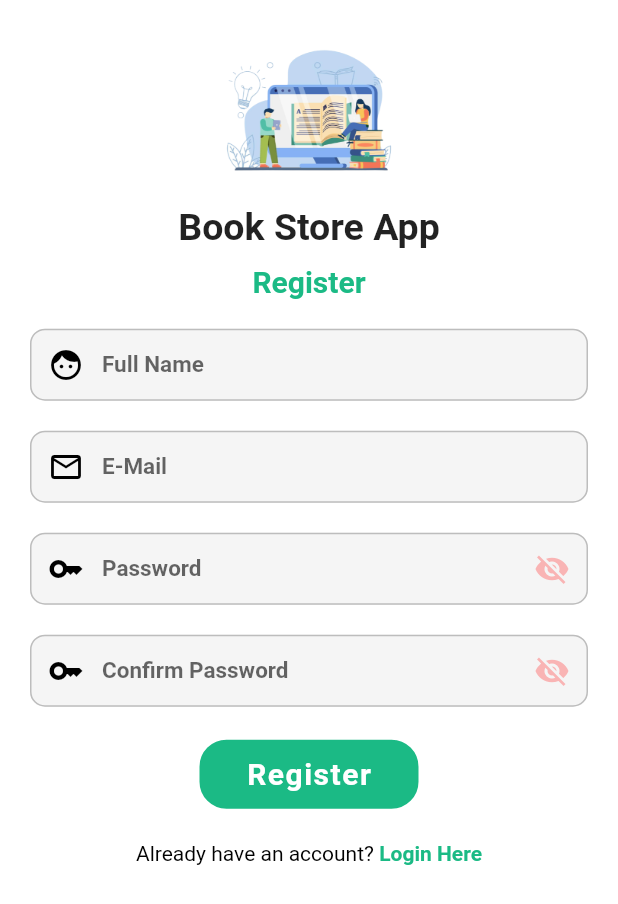
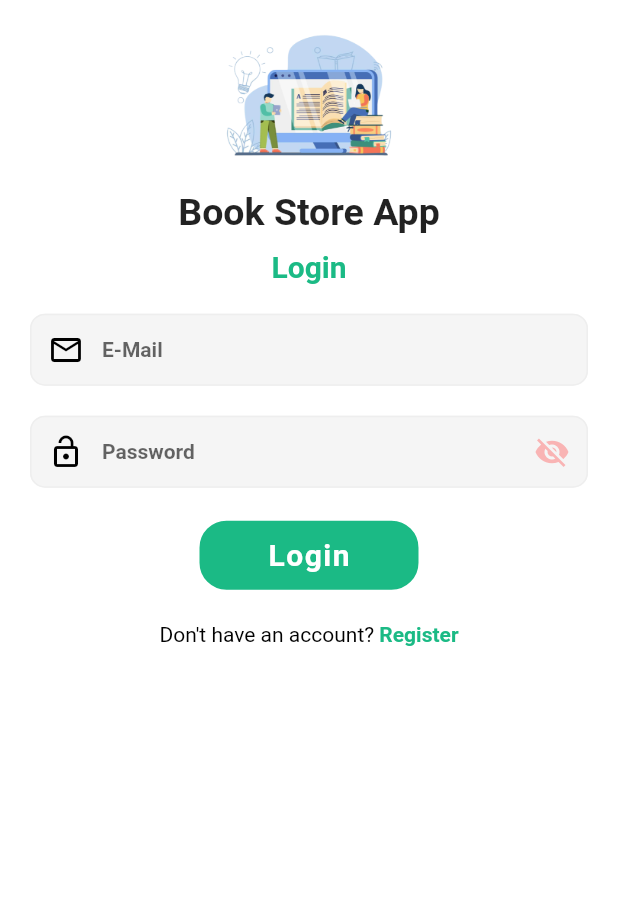
Before and after one commit to alutfi05/flutter_project_book_store, a Flutter app: the screen it shows after launch, on a phone screen of 412 x 824 dp. Shown: the top 904 px of the screen. Run offline on Flutter 3.47's test engine with Material 2 defaults, Android fonts, the light colour scheme and no system bars; drawn by our look-alikes of snippet_coder_utils; our stand-ins replace flutter_riverpod, freezed_annotation; missing offline and left inert: api_cache_manager.

Commit message:
consume user api and create login page

```diff
--- a/lib/config.dart
+++ b/lib/config.dart
@@ -5,6 +5,7 @@ class Config {
   static const String categoryAPI = "api/category";
   static const String bookAPI = "api/book";
   static const String registerAPI = "api/register";
+  static const String loginAPI = "api/login";
   static const int pageSize = 10;
   static const String currency = "Rp ";
 }
--- a/lib/main.dart
+++ b/lib/main.dart
@@ -1,10 +1,20 @@
 import 'package:flutter/material.dart';
 import 'package:flutter_project_book_store/pages/books_page.dart';
 import 'package:flutter_project_book_store/pages/home_page.dart';
+import 'package:flutter_project_book_store/pages/login_pages.dart';
 import 'package:flutter_project_book_store/pages/register_page.dart';
+import 'package:flutter_project_book_store/utils/shared_service.dart';
 import 'package:flutter_riverpod/flutter_riverpod.dart';
 
-void main() {
+Widget _defaultHome = const LoginPage();
+
+void main() async {
+  WidgetsFlutterBinding.ensureInitialized();
+  bool _result = await SharedService.isLoggedIn();
+
+  if (_result) {
+    _defaultHome = const HomePage();
+  }
   runApp(const ProviderScope(child: MyApp()));
 }
 
@@ -19,9 +29,12 @@ class MyApp extends StatelessWidget {
       theme: ThemeData(
         primarySwatch: Colors.blue,
       ),
-      home: const RegisterPage(),
+      // home: const RegisterPage(),
       routes: <String, WidgetBuilder>{
+        '/': (context) => _defaultHome,
         '/register': (BuildContext context) => const RegisterPage(),
+        '/login': (BuildContext context) => const LoginPage(),
+        '/home': (BuildContext context) => const HomePage(),
         '/books': (BuildContext context) => const BooksPage()
       },
     );
--- /dev/null
+++ b/lib/pages/login_pages.dart
@@ -0,0 +1,255 @@
+import 'package:flutter/gestures.dart';
+import 'package:flutter/src/widgets/container.dart';
+import 'package:flutter/src/widgets/framework.dart';
+
+import 'package:flutter/material.dart';
+import 'package:flutter_project_book_store/api/api_service.dart';
+import 'package:flutter_project_book_store/config.dart';
+import 'package:snippet_coder_utils/FormHelper.dart';
+import 'package:snippet_coder_utils/ProgressHUD.dart';
+
+class LoginPage extends StatefulWidget {
+  const LoginPage({super.key});
+
+  @override
+  State<LoginPage> createState() => _LoginPageState();
+}
+
+class _LoginPageState extends State<LoginPage> {
+  bool isAsyncCallProcess = false;
+  static final GlobalKey<FormState> globalKey = GlobalKey<FormState>();
+  String? email;
+  String? password;
+  bool hidePassword = true;
+  bool isRemember = false;
+
+  @override
+  Widget build(BuildContext context) {
+    return SafeArea(
+      child: Scaffold(
+        backgroundColor: Colors.white,
+        body: ProgressHUD(
+          child: Form(
+            key: globalKey,
+            child: _loginUI(),
+          ),
+          inAsyncCall: isAsyncCallProcess,
+          opacity: 0.3,
+          key: UniqueKey(),
+        ),
+      ),
+    );
+  }
+
+  Widget _loginUI() {
+    return SingleChildScrollView(
+      child: Column(
+        mainAxisAlignment: MainAxisAlignment.start,
+        crossAxisAlignment: CrossAxisAlignment.start,
+        children: [
+          const SizedBox(
+            height: 10,
+          ),
+          Center(
+            child: Image.asset(
+              "assets/images/digital-library-concept.png",
+              width: 150,
+              fit: BoxFit.contain,
+            ),
+          ),
+          const SizedBox(
+            height: 10,
+          ),
+          const Center(
+            child: Text(
+              "Book Store App",
+              style: TextStyle(
+                fontWeight: FontWeight.bold,
+                fontSize: 25,
+              ),
+            ),
+          ),
+          const SizedBox(
+            height: 10,
+          ),
+          const Center(
+            child: Text(
+              "Login",
+              style: TextStyle(
+                fontWeight: FontWeight.bold,
+                fontSize: 20,
+                color: Color(0xff1bba85),
+              ),
+            ),
+          ),
+          const SizedBox(
+            height: 20,
+          ),
+          FormHelper.inputFieldWidget(
+            context,
+            "email",
+            "E-Mail",
+            (onValidate) {
+              if (onValidate.isEmpty) {
+                return "* Required";
+              }
+
+              bool emailValid = RegExp(
+                      r"^[a-zA-Z0-9.a-zA-Z0-9.!#$%&'*+-/=?^_`{|}~]+@[a-zA-Z0-9]+\.[a-zA-Z]+")
+                  .hasMatch(onValidate);
+
+              if (!emailValid) {
+                return "Invalid E-mail";
+              }
+
+              return null;
+            },
+            (onSaved) {
+              email = onSaved.toString().trim();
+            },
+            showPrefixIcon: true,
+            prefixIcon: const Icon(Icons.email_outlined),
+            borderRadius: 10,
+            contentPadding: 15,
+            fontSize: 14,
+            prefixIconPaddingLeft: 10,
+            borderColor: Colors.grey.shade200,
+            prefixIconColor: Colors.black,
+            hintFontSize: 14,
+            hintColor: Colors.black.withOpacity(.6),
+            backgroundColor: Colors.grey.shade100,
+            borderFocusColor: const Color(0xff1bba85),
+          ),
+          const SizedBox(
+            height: 20,
+          ),
+          FormHelper.inputFieldWidget(
+            context,
+            "password",
+            "Password",
+            (onValidate) {
+              if (onValidate.isEmpty) {
+                return "* Required";
+              }
+
+              return null;
+            },
+            (onSaved) {
+              password = onSaved.toString().trim();
+            },
+            showPrefixIcon: true,
+            prefixIcon: const Icon(Icons.lock_open),
+            borderRadius: 10,
+            contentPadding: 15,
+            fontSize: 14,
+            prefixIconPaddingLeft: 10,
+            borderColor: Colors.grey.shade200,
+            prefixIconColor: Colors.black,
+            hintFontSize: 14,
+            hintColor: Colors.black.withOpacity(.6),
+            backgroundColor: Colors.grey.shade100,
+            borderFocusColor: const Color(0xff1bba85),
+            obscureText: hidePassword,
+            suffixIcon: IconButton(
+              onPressed: () {
+                setState(() {
+                  hidePassword = !hidePassword;
+                });
+              },
+              color: Colors.redAccent.withOpacity(.4),
+              icon: Icon(
+                hidePassword ? Icons.visibility_off : Icons.visibility,
+              ),
+            ),
+          ),
+          const SizedBox(
+            height: 20,
+          ),
+          Center(
+            child: FormHelper.submitButton(
+              "Login",
+              () {
+                if (validateAndSave()) {
+                  setState(() {
+                    isAsyncCallProcess = true;
+                  });
+                  APIService.loginUser(email!, password!).then(
+                    (response) {
+                      setState(() {
+                        isAsyncCallProcess = false;
+                      });
+
+                      if (response) {
+                        FormHelper.showSimpleAlertDialog(
+                          context,
+                          Config.appName,
+                          "Logged-In Succesfully",
+                          "Ok",
+                          () {
+                            Navigator.of(context).pop();
+                            Navigator.pushNamedAndRemoveUntil(
+                                context, "/home", (route) => false);
+                          },
+                        );
+                      } else {
+                        FormHelper.showSimpleAlertDialog(
+                          context,
+                          Config.appName,
+                          "Invalid E-Mail or Password",
+                          "Ok",
+                          () {
+                            Navigator.of(context).pop();
+                          },
+                        );
+                      }
+                    },
+                  );
+                }
+              },
+              btnColor: const Color(0xff1bba85),
+              borderColor: Colors.white,
+              txtColor: Colors.white,
+              borderRadius: 20,
+            ),
+          ),
+          const SizedBox(
+            height: 20,
+          ),
+          Center(
+            child: RichText(
+              text: TextSpan(
+                children: <TextSpan>[
+                  TextSpan(
+                    text: "Don't have an account? ",
+                    style: TextStyle(color: Colors.black),
+                  ),
+                  TextSpan(
+                      text: "Register",
+                      style: TextStyle(
+                        color: const Color(0xff1bba85),
+                        fontWeight: FontWeight.bold,
+                      ),
+                      recognizer: TapGestureRecognizer()
+                        ..onTap = () {
+                          Navigator.of(context).pushNamedAndRemoveUntil(
+                              "/register", (route) => false);
+                        }),
+                ],
+              ),
+            ),
+          )
+        ],
+      ),
+    );
+  }
+
+  bool validateAndSave() {
+    final form = globalKey.currentState;
+    if (form!.validate()) {
+      form.save();
+      return true;
+    } else {
+      return false;
+    }
+  }
+}
--- a/lib/pages/register_page.dart
+++ b/lib/pages/register_page.dart
@@ -1,3 +1,4 @@
+import 'package:flutter/gestures.dart';
 import 'package:flutter/material.dart';
 import 'package:flutter_project_book_store/api/api_service.dart';
 import 'package:http/http.dart';
@@ -171,7 +172,7 @@ class _RegisterPageState extends State<RegisterPage> {
               password = onSavedVal.toString().trim();
             },
             showPrefixIcon: true,
-            prefixIcon: const Icon(Icons.key),
+            prefixIcon: const Icon(Icons.lock_open),
             borderRadius: 10,
             contentPadding: 15,
             fontSize: 14,
@@ -220,7 +221,7 @@ class _RegisterPageState extends State<RegisterPage> {
               confirmPassword = onSavedVal.toString().trim();
             },
             showPrefixIcon: true,
-            prefixIcon: const Icon(Icons.key),
+            prefixIcon: const Icon(Icons.lock_open),
             borderRadius: 10,
             contentPadding: 15,
             fontSize: 14,
@@ -274,6 +275,8 @@ class _RegisterPageState extends State<RegisterPage> {
                           "Ok",
                           () {
                             Navigator.of(context).pop();
+                            Navigator.of(context).pushNamedAndRemoveUntil(
+                                "/login", (route) => false);
                           },
                         );
                       } else {
@@ -310,11 +313,16 @@ class _RegisterPageState extends State<RegisterPage> {
                 children: <TextSpan>[
                   TextSpan(text: "Already have an account? "),
                   TextSpan(
-                    text: "Login Here",
+                    text: "Login",
                     style: TextStyle(
                       color: Color(0xff1bba85),
                       fontWeight: FontWeight.bold,
                     ),
+                    recognizer: TapGestureRecognizer()
+                      ..onTap = () {
+                        Navigator.of(context).pushNamedAndRemoveUntil(
+                            "/login", (route) => false);
+                      },
                   ),
                 ],
               ),
--- /dev/null
+++ b/lib/utils/shared_service.dart
@@ -0,0 +1,42 @@
+import 'dart:convert';
+
+import 'package:api_cache_manager/api_cache_manager.dart';
+import 'package:api_cache_manager/models/cache_db_model.dart';
+import 'package:flutter/cupertino.dart';
+import 'package:flutter_project_book_store/models/login_response_model.dart';
+
+class SharedService {
+  static const String KEY_NAME = "login_key";
+
+  static Future<bool> isLoggedIn() async {
+    var isCacheKeyExist = await APICacheManager().isAPICacheKeyExist(KEY_NAME);
+
+    return isCacheKeyExist;
+  }
+
+  static Future<void> setLoginDetails(LoginResponseModel model) async {
+    APICacheDBModel cacheDBModel = APICacheDBModel(
+      key: KEY_NAME,
+      syncData: jsonEncode(model.toJson()),
+    );
+
+    await APICacheManager().addCacheData(cacheDBModel);
+  }
+
+  static Future<LoginResponseModel?> loginDetails() async {
+    var isCacheKeyExist = await APICacheManager().isAPICacheKeyExist(KEY_NAME);
+
+    if (isCacheKeyExist) {
+      var cacheData = await APICacheManager().getCacheData(KEY_NAME);
+
+      return loginResponseJson(cacheData.syncData);
+    }
+
+    return null;
+  }
+
+  static Future<void> logout(BuildContext context) async {
+    await APICacheManager().deleteCache(KEY_NAME);
+    Navigator.pushNamedAndRemoveUntil(context, "/login", (route) => false);
+  }
+}
--- a/pubspec.yaml
+++ b/pubspec.yaml
@@ -36,6 +36,7 @@ dependencies:
     http: ^0.13.5
     flutter_riverpod: ^2.0.0
     snippet_coder_utils: ^1.0.12
+    api_cache_manager: ^1.0.2
 
     # The following adds the Cupertino Icons font to your application.
     # Use with the CupertinoIcons class for iOS style icons.
```
Also changed, not shown: lib/api/api_service.dart (+29 -0 lines), lib/models/login_response_model.dart (added, +55 -0 lines), pubspec.lock, 1 other file.
